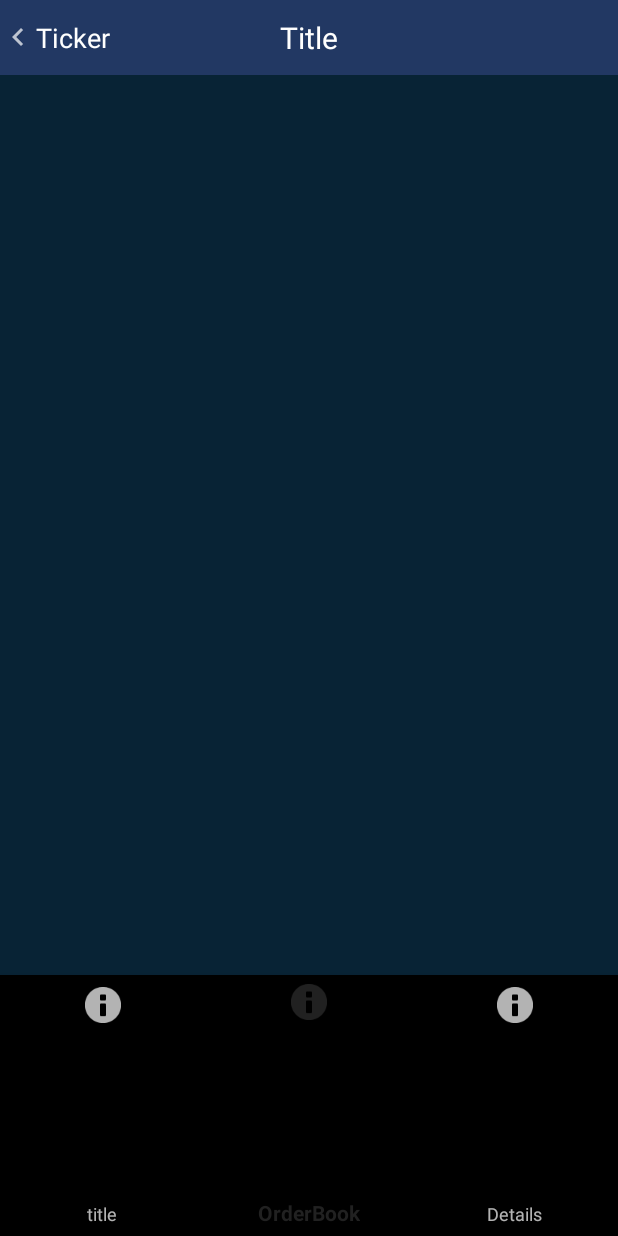
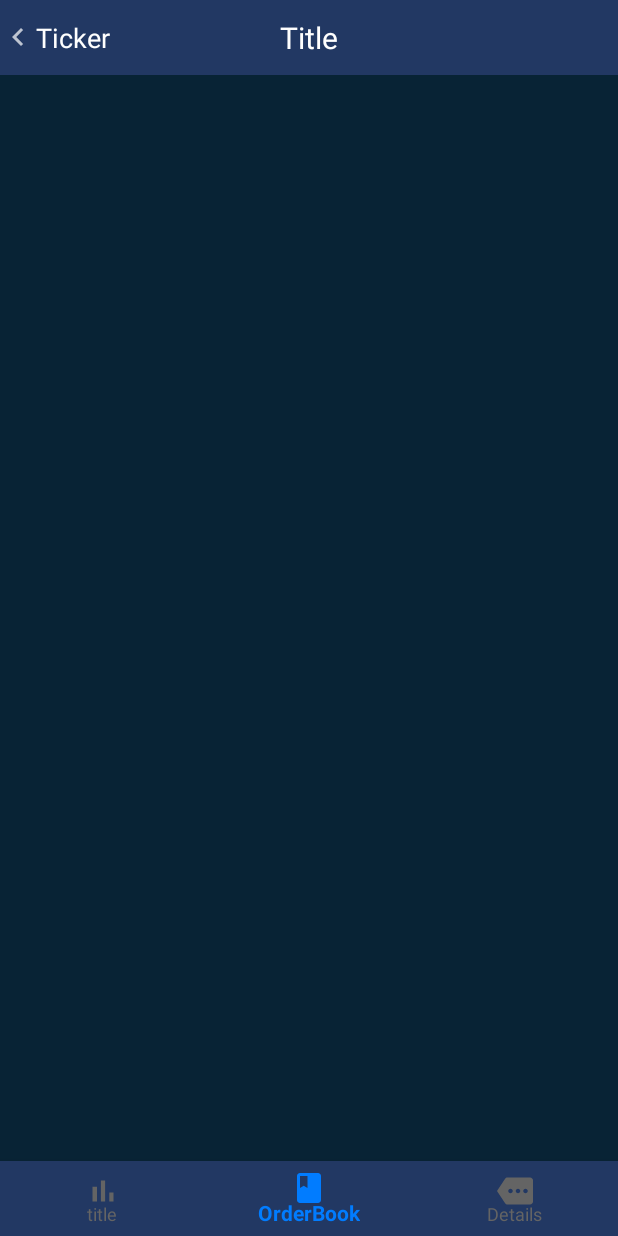
Before and after one commit to wiffy-io/BitMex-ticker-android, an Android app: the InformationActivity screen opened directly, with no data from a screen before it, item 2 of the bottom bar chosen, on a phone screen of 412 x 824 dp. Run offline under Robolectric (Android 15) with nearby library versions, the phone set to English and light mode, and no system bars; 4 statements that could not run were skipped.

Commit message:
20190609/4:31PM

```diff
--- a/app/src/main/java/com/pale_cosmos/bitmexticker/ui/Information/InformationActivity.kt
+++ b/app/src/main/java/com/pale_cosmos/bitmexticker/ui/Information/InformationActivity.kt
@@ -1,39 +1,56 @@
 package com.pale_cosmos.bitmexticker.ui.Information
 
 import android.os.Bundle
-import android.view.GestureDetector
-import android.view.MotionEvent
-import android.view.View
-import android.view.WindowManager
+import android.view.*
 import androidx.appcompat.app.AppCompatActivity
+import com.google.android.material.bottomnavigation.BottomNavigationView
 import com.pale_cosmos.bitmexticker.R
 import com.pale_cosmos.bitmexticker.extension.get_navi
 import com.pale_cosmos.bitmexticker.extension.get_table_out
+import com.pale_cosmos.bitmexticker.model.Coin_info
 import kotlinx.android.synthetic.main.activity_information.*
 
-const val SWIPE_MIN_DISTANCE = 120
-const val SWIPE_MAX_OFF_PATH = 250
-const val SWIPE_THRESHOLD_VELOCITY = 150
 
-class InformationActivity : AppCompatActivity(), InformationContract.View, GestureDetector.OnGestureListener {
+
+
+class InformationActivity : AppCompatActivity(),
+    InformationContract.View, GestureDetector.OnGestureListener,
+    BottomNavigationView.OnNavigationItemSelectedListener {
     lateinit var mPresenter: InformationPresenter
     lateinit var gestureScanner: GestureDetector
+    lateinit var coinInformation:Coin_info
+
     override fun onCreate(savedInstanceState: Bundle?) {
         super.onCreate(savedInstanceState)
         setContentView(R.layout.activity_information)
         supportActionBar?.hide()
+        coinInformation = intent.getSerializableExtra("information") as Coin_info
+        information_navi.setOnNavigationItemSelectedListener(this)
+       information_navi.menu.findItem(R.id.action_title).title  = coinInformation.Symbol
         mPresenter = InformationPresenter(this)
         gestureScanner = GestureDetector(this)
         mPresenter.init()
 
     }
 
+    override fun onNavigationItemSelected(item: MenuItem): Boolean {
+        when(item.itemId)
+        {
+            R.id.action_title->{}
+            R.id.action_book->{}
+            R.id.action_detail->{}
+        }
+        return true
+    }
+
     override fun changeUI() {
         window.addFlags(WindowManager.LayoutParams.FLAG_DRAWS_SYSTEM_BAR_BACKGROUNDS)
         window.statusBarColor = resources.getColor(get_navi())
         information_toolbar.background = resources.getDrawable(get_navi())
+        information_title.text = coinInformation.Symbol
         parent_information.background = resources.getDrawable(get_table_out())
-        //add this
+        information_navi.background = resources.getDrawable(get_navi())
+//        information_navi.itemTextColor =
         toMainFromInformation.setCompoundDrawablesWithIntrinsicBounds(R.drawable.baseline_chevron_left_24, 0, 0, 0)
     }
 
--- a/app/src/main/java/com/pale_cosmos/bitmexticker/ui/Main/MainContract.kt
+++ b/app/src/main/java/com/pale_cosmos/bitmexticker/ui/Main/MainContract.kt
@@ -16,9 +16,6 @@ interface MainContract {
         fun update_recycler(mod_coin:ArrayList<ConcurrentHashMap<String, String>>)
         fun update_recycler_theme()
         fun moveToInformation(bundle:Bundle)
-        //test
-        fun update_recycler_coin(coins:ConcurrentHashMap<String, Coin_info>)
-        //test
     }
     interface Presenter{
         fun change_UI()
--- /dev/null
+++ b/app/src/main/res/drawable/ic_baseline_bar_chart_24px.xml
@@ -0,0 +1,9 @@
+<vector xmlns:android="http://schemas.android.com/apk/res/android"
+    android:width="24dp"
+    android:height="24dp"
+    android:viewportWidth="24"
+    android:viewportHeight="24">
+  <path
+      android:fillColor="@color/light_title2"
+      android:pathData="M5,9.2h3L8,19L5,19zM10.6,5h2.8v14h-2.8zM16.2,13L19,13v6h-2.8z"/>
+</vector>
--- /dev/null
+++ b/app/src/main/res/drawable/ic_baseline_book_24px.xml
@@ -0,0 +1,9 @@
+<vector xmlns:android="http://schemas.android.com/apk/res/android"
+        android:width="24dp"
+        android:height="24dp"
+        android:viewportWidth="24"
+        android:viewportHeight="24">
+    <path
+            android:fillColor="@color/light_title2"
+            android:pathData="M18,2H6c-1.1,0 -2,0.9 -2,2v16c0,1.1 0.9,2 2,2h12c1.1,0 2,-0.9 2,-2V4c0,-1.1 -0.9,-2 -2,-2zM6,4h5v8l-2.5,-1.5L6,12V4z"/>
+</vector>
--- /dev/null
+++ b/app/src/main/res/drawable/ic_baseline_more_24px.xml
@@ -0,0 +1,9 @@
+<vector xmlns:android="http://schemas.android.com/apk/res/android"
+        android:width="24dp"
+        android:height="24dp"
+        android:viewportWidth="24"
+        android:viewportHeight="24">
+    <path
+            android:fillColor="@color/light_title2"
+            android:pathData="M22,3L7,3c-0.69,0 -1.23,0.35 -1.59,0.88L0,12l5.41,8.11c0.36,0.53 0.97,0.89 1.66,0.89L22,21c1.1,0 2,-0.9 2,-2L24,5c0,-1.1 -0.9,-2 -2,-2zM9,13.5c-0.83,0 -1.5,-0.67 -1.5,-1.5s0.67,-1.5 1.5,-1.5 1.5,0.67 1.5,1.5 -0.67,1.5 -1.5,1.5zM14,13.5c-0.83,0 -1.5,-0.67 -1.5,-1.5s0.67,-1.5 1.5,-1.5 1.5,0.67 1.5,1.5 -0.67,1.5 -1.5,1.5zM19,13.5c-0.83,0 -1.5,-0.67 -1.5,-1.5s0.67,-1.5 1.5,-1.5 1.5,0.67 1.5,1.5 -0.67,1.5 -1.5,1.5z"/>
+</vector>
--- /dev/null
+++ b/app/src/main/res/drawable/navigation_state.xml
@@ -0,0 +1,5 @@
+<?xml version="1.0" encoding="utf-8"?>
+<selector xmlns:android="http://schemas.android.com/apk/res/android">
+    <item android:state_checked="true" android:color="#017CFF" />
+    <item android:color="@color/light_title2" />
+</selector>
--- a/app/src/main/res/layout/activity_information.xml
+++ b/app/src/main/res/layout/activity_information.xml
@@ -37,17 +37,19 @@
     </RelativeLayout>
     <FrameLayout
             android:layout_width="match_parent"
-            android:layout_height="600dp"
+            android:layout_height="wrap_content"
             android:id="@+id/information_frame"
             android:layout_below="@id/information_toolbar"
+            android:layout_above="@+id/information_navi"
     />
+
     <com.google.android.material.bottomnavigation.BottomNavigationView
             android:id="@+id/information_navi"
-            android:layout_below="@id/information_frame"
             android:layout_alignParentBottom="true"
+            app:itemIconTint="@drawable/navigation_state"
+            app:itemTextColor="@drawable/navigation_state"
             android:layout_width="match_parent"
-
             app:menu="@menu/information_menu"
-            android:layout_height="@android:dimen/thumbnail_width"/>
+            android:layout_height="50dp"/>
 
 </RelativeLayout>
--- a/app/src/main/res/layout/main_adapter.xml
+++ b/app/src/main/res/layout/main_adapter.xml
@@ -10,8 +10,7 @@
         app:cardElevation="0dp"
         android:clickable="true"
         android:focusable="true"
-
-        android:foreground="?android:attr/selectableItemBackground"
+        android:foreground="@drawable/item_ripple"
         app:cardBackgroundColor="@color/dark_table_in"
         android:layout_margin="5dp" >
 
--- a/app/src/main/res/menu/information_menu.xml
+++ b/app/src/main/res/menu/information_menu.xml
@@ -2,20 +2,22 @@
 <menu xmlns:android="http://schemas.android.com/apk/res/android"
       xmlns:app="http://schemas.android.com/apk/res-auto">
     <item
-            android:id="@+id/action_one"
+            android:id="@+id/action_title"
             app:showAsAction="ifRoom"
             android:enabled="true"
-            android:icon="@android:drawable/ic_dialog_info"
+            android:icon="@drawable/ic_baseline_bar_chart_24px"
             android:title="title" />
     <item
-            android:id="@+id/action_two"
+            android:id="@+id/action_book"
             app:showAsAction="ifRoom"
-            android:icon="@android:drawable/ic_dialog_info"
+            android:iconTint="@color/light_title2"
+            android:icon="@drawable/ic_baseline_book_24px"
             android:title="OrderBook" />
     <item
-            android:id="@+id/action_three"
+            android:id="@+id/action_detail"
             app:showAsAction="ifRoom"
             android:enabled="true"
-            android:icon="@android:drawable/ic_dialog_info"
+            android:iconTint="@color/light_title2"
+            android:icon="@drawable/ic_baseline_more_24px"
             android:title="Details" />
 </menu>
--- a/app/src/main/res/values/colors.xml
+++ b/app/src/main/res/values/colors.xml
@@ -21,5 +21,5 @@
     <color name="red">#CD5858</color> <!--Light_title2-->
     <color name="green">#58B259</color> <!--Light_title2-->
     <color name="normal">#A6A5A6</color> <!--Light_title2-->
-
+    <color name="button_selected">#30303030</color>
 </resources>
```
Also changed, not shown: app/src/main/java/com/pale_cosmos/bitmexticker/model/Coin_info.kt (+11 -9 lines), app/src/main/java/com/pale_cosmos/bitmexticker/ui/Main/MainActivity.kt (+4 -8 lines), app/src/main/java/com/pale_cosmos/bitmexticker/ui/Main/MainAdapter.kt (+2 -7 lines), app/src/main/java/com/pale_cosmos/bitmexticker/ui/Main/MainPresenter.kt (+1 -37 lines), app/src/main/res/drawable/item_ripple.xml (+4 -4 lines).
